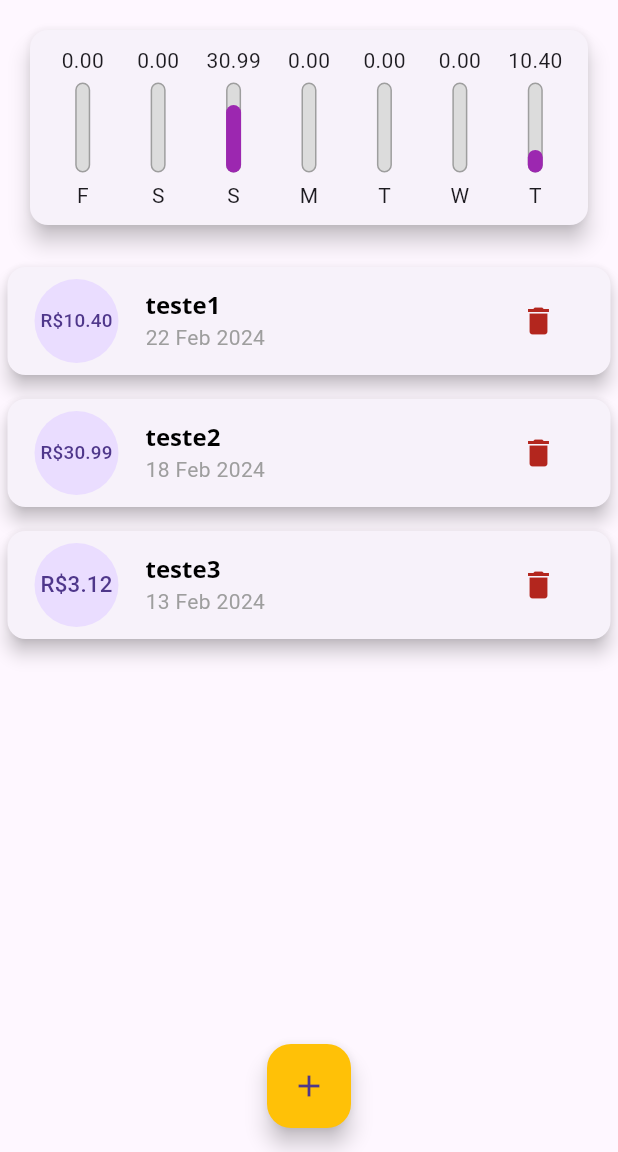
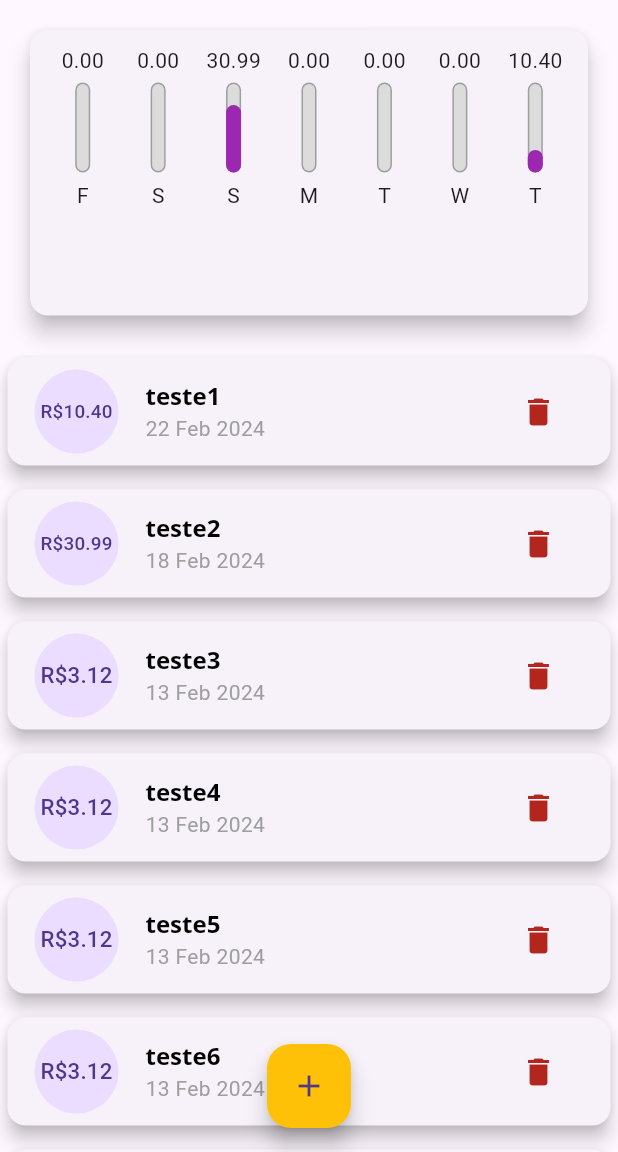
Before and after one commit to Jhon-Henkel/flutter_course_personal_expense_app, a Flutter app: the screen it shows after launch, on a phone screen of 412 x 824 dp, the part 84-1236 px from its top. Run offline on Flutter 3.47's test engine with Material 3 defaults, Android fonts, the phone set to English and light mode, and no system bars.

Commit message:
feat: adjusting use of screen percentage by widgets

```diff
--- a/lib/components/transaction_list.dart
+++ b/lib/components/transaction_list.dart
@@ -10,9 +10,7 @@ class TransactionList extends StatelessWidget {
 
   @override
   Widget build(BuildContext context) {
-    return SizedBox(
-      height: 300,
-      child: transactions.isEmpty
+    return transactions.isEmpty
         ? Column(
             children: <Widget>[
               const SizedBox(height: 20),
@@ -66,11 +64,9 @@ class TransactionList extends StatelessWidget {
                       icon: const Icon(Icons.delete),
                       color: Theme.of(context).colorScheme.error,
                       onPressed: () => onRemove(transaction.id),
-                    )
-                  ),
+                    )),
               );
             },
-            ),
           );
   }
 }
--- a/lib/main.dart
+++ b/lib/main.dart
@@ -76,6 +76,36 @@ class _MyHomePageState extends State<MyHomePage> {
       value: 3.12,
       date: DateTime.now().subtract(const Duration(days: 9)),
     ),
+    Transaction(
+      id: 't4',
+      title: 'teste4',
+      value: 3.12,
+      date: DateTime.now().subtract(const Duration(days: 9)),
+    ),
+    Transaction(
+      id: 't5',
+      title: 'teste5',
+      value: 3.12,
+      date: DateTime.now().subtract(const Duration(days: 9)),
+    ),
+    Transaction(
+      id: 't6',
+      title: 'teste6',
+      value: 3.12,
+      date: DateTime.now().subtract(const Duration(days: 9)),
+    ),
+    Transaction(
+      id: 't7',
+      title: 'teste7',
+      value: 3.12,
+      date: DateTime.now().subtract(const Duration(days: 9)),
+    ),
+    Transaction(
+      id: 't8',
+      title: 'teste8',
+      value: 3.12,
+      date: DateTime.now().subtract(const Duration(days: 9)),
+    ),
   ];
 
   List<Transaction> get _recentTransactions {
@@ -120,8 +150,7 @@ class _MyHomePageState extends State<MyHomePage> {
 
   @override
   Widget build(BuildContext context) {
-    return Scaffold(
-      appBar: AppBar(
+    final appBar = AppBar(
       backgroundColor: Theme.of(context).colorScheme.primary,
       title: const Text('Despesas Pessoais'),
       actions: <Widget>[
@@ -130,13 +159,25 @@ class _MyHomePageState extends State<MyHomePage> {
           icon: const Icon(Icons.add),
         ),
       ],
-      ),
+    );
+    final availableHeight = MediaQuery.of(context).size.height
+        - appBar.preferredSize.height
+        - MediaQuery.of(context).padding.top;
+
+    return Scaffold(
+      appBar: appBar,
       body: SingleChildScrollView(
         child: Column(
           crossAxisAlignment: CrossAxisAlignment.stretch,
           children: <Widget>[
-            Chart(_recentTransactions),
-            TransactionList(_transactions, _deleteTransaction),
+            SizedBox(
+              height: availableHeight * 0.3,
+              child: Chart(_recentTransactions),
+            ),
+            SizedBox(
+              height: availableHeight * 0.7,
+              child: TransactionList(_transactions, _deleteTransaction),
+            ),
           ],
         ),
       ),
```
Lines whose indentation alone changed are shown as unchanged.
